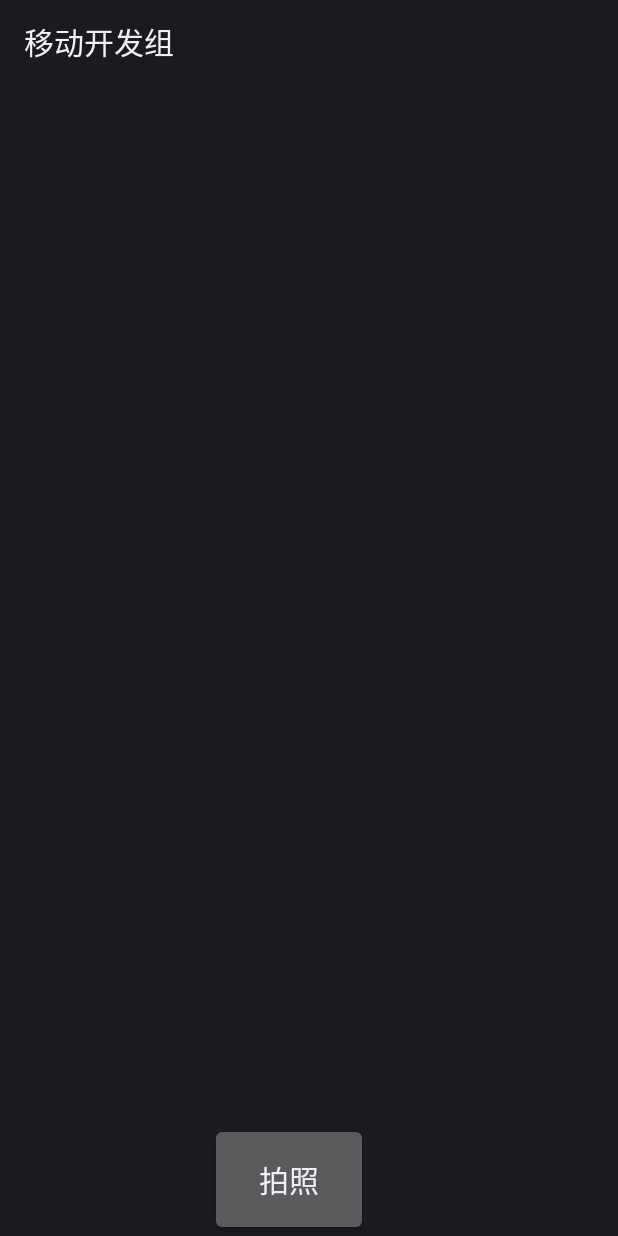
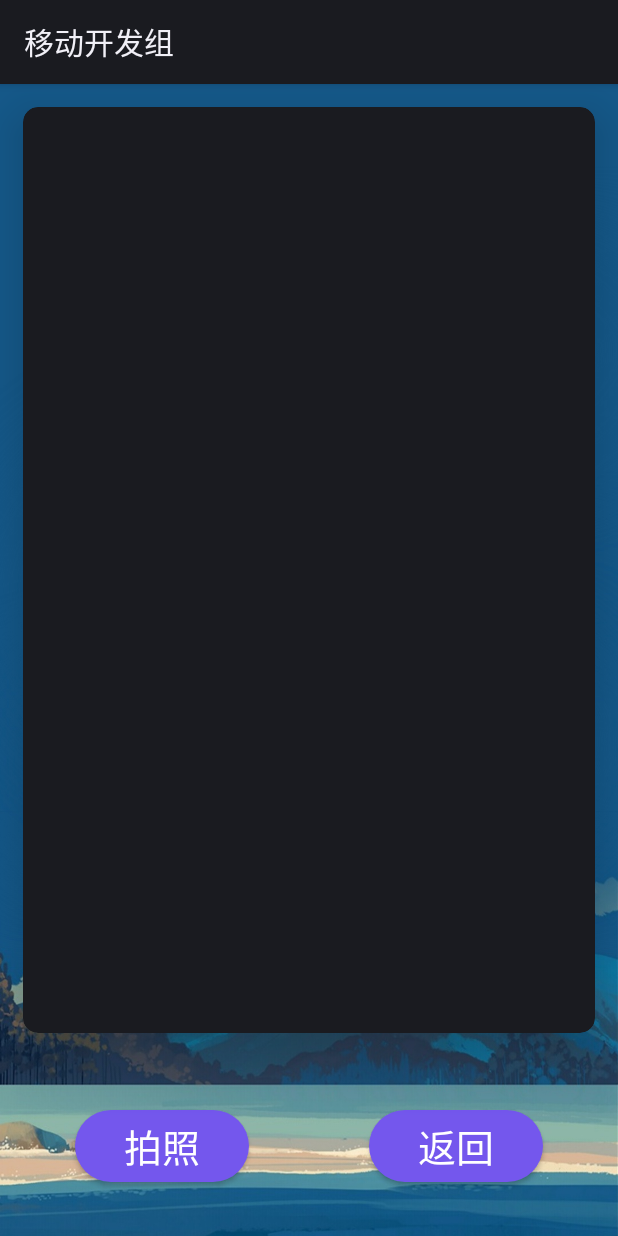
Before and after one commit to yinheyinhe/Uni_photomap, an Android app: the TestActivity screen opened directly, with no data from a screen before it, on a phone screen of 412 x 824 dp. Run offline under Robolectric (Android 15) with nearby library versions, the phone set to English and light mode, and no system bars.

Commit message:
界面优化+获得图片路径

```diff
--- a/app/src/main/java/com/HBuilder/UniPlugin/MainActivity.java
+++ b/app/src/main/java/com/HBuilder/UniPlugin/MainActivity.java
@@ -124,6 +124,7 @@ public class MainActivity extends Activity {
         point.add(place.toString());
         point.add(String.valueOf(location.getLatitude()));
         point.add(String.valueOf(location.getLongitude()));
+        point.add(SharedData.filepath);
         return point;
     }
     //回到当前位置
--- a/app/src/main/java/com/HBuilder/UniPlugin/SharedData.java
+++ b/app/src/main/java/com/HBuilder/UniPlugin/SharedData.java
@@ -7,4 +7,5 @@ public class SharedData {
     public static boolean uploadResultShow=false;//是否是上传之后的图片显示
     public static boolean selfCameraFlag=false;//是否是自定义相机拍摄的照片
     public static Bitmap cameraData;//静态变量存储照片
+    public static String filepath;
 }
--- a/app/src/main/java/com/HBuilder/UniPlugin/TestActivity.java
+++ b/app/src/main/java/com/HBuilder/UniPlugin/TestActivity.java
@@ -184,6 +184,7 @@ public class TestActivity extends Activity {
         }
         String fileName = System.currentTimeMillis() + ".jpg";
         File file = new File(appDir, fileName);
+        SharedData.filepath = file.getAbsolutePath();
         try {
             FileOutputStream fos = new FileOutputStream(file);
             //通过io流的方式来压缩保存图片
--- /dev/null
+++ b/app/src/main/res/drawable/button_drawable.xml
@@ -0,0 +1,12 @@
+<?xml version="1.0" encoding="utf-8" ?>
+<!--相当于做了一张圆角的图片,然后给button作为背景图片-->
+<shape xmlns:android="http://schemas.android.com/apk/res/android"
+    android:shape="rectangle">
+    <!--设置背景色-->
+    <solid android:color="#7457ED" />
+    <!--设置圆角-->
+    <corners android:radius="105dip" />
+
+    <!--设置边框线的宽度和颜色-->
+
+</shape>
--- a/app/src/main/res/layout/activity_test.xml
+++ b/app/src/main/res/layout/activity_test.xml
@@ -3,31 +3,71 @@
     android:layout_width="match_parent"
     android:layout_height="match_parent"
     android:orientation="vertical"
+    android:background="@drawable/background"
     xmlns:app="http://schemas.android.com/apk/res-auto"
     >
     <androidx.cardview.widget.CardView
+        app:cardElevation="20dp"
         android:layout_width="match_parent"
         android:layout_height="0dp"
         android:layout_weight="1"
         app:cardCornerRadius="10dp"
         android:layout_margin="15dp">
 
+
+
         <ImageView
             android:id="@+id/show_image"
             android:layout_width="match_parent"
-            android:layout_height="442dp"
+            android:layout_height="617dp"
             android:contentDescription="TODO"
             android:scaleType="centerCrop" />
 
     </androidx.cardview.widget.CardView>
 
-    <Button
-        android:id="@+id/take_photo"
-        android:layout_width="105dp"
-        android:layout_height="75dp"
-        android:layout_marginLeft="140dp"
-        android:text="拍照"
-        android:textSize="20dp"/>
+    <LinearLayout
+        android:layout_width="match_parent"
+        android:layout_height="100dp"
+        android:layout_margin="10dp"
+        android:orientation="horizontal">
 
+        <LinearLayout
+            android:layout_width="fill_parent"
+            android:layout_height="match_parent"
+            android:orientation="horizontal"
+            android:layout_weight="2">
+            <Button
+                android:id="@+id/take_photo"
+                android:layout_width="fill_parent"
+                android:layout_height="wrap_content"
+                android:layout_marginLeft="40dp"
+                android:layout_marginRight="40dp"
+                android:layout_gravity="center"
+                android:background="@drawable/button_drawable"
+                android:text="拍照"
+                android:textColor="#ffffff"
+                android:textSize="25dp"
+                />
+        </LinearLayout>
+
+        <LinearLayout
+            android:layout_width="fill_parent"
+            android:layout_height="match_parent"
+            android:orientation="horizontal"
+            android:layout_weight="2">
+            <Button
+                android:id="@+id/back"
+                android:layout_width="fill_parent"
+                android:layout_height="wrap_content"
+                android:layout_marginLeft="40dp"
+                android:layout_marginRight="40dp"
+                android:layout_gravity="center"
+                android:background="@drawable/button_drawable"
+                android:text="返回"
+                android:textColor="#ffffff"
+                android:textSize="25dp" />
+        </LinearLayout>
+
+    </LinearLayout>
 
 </LinearLayout>
--- a/build.gradle
+++ b/build.gradle
@@ -8,7 +8,7 @@ buildscript {
         mavenCentral()
     }
     dependencies {
-        classpath 'com.android.tools.build:gradle:4.2.1'
+        classpath 'com.android.tools.build:gradle:4.1.3'
 
 
         // NOTE: Do not place your application dependencies here; they belong
```
Also changed, not shown: app/src/main/res/drawable/background.jpg (added).
